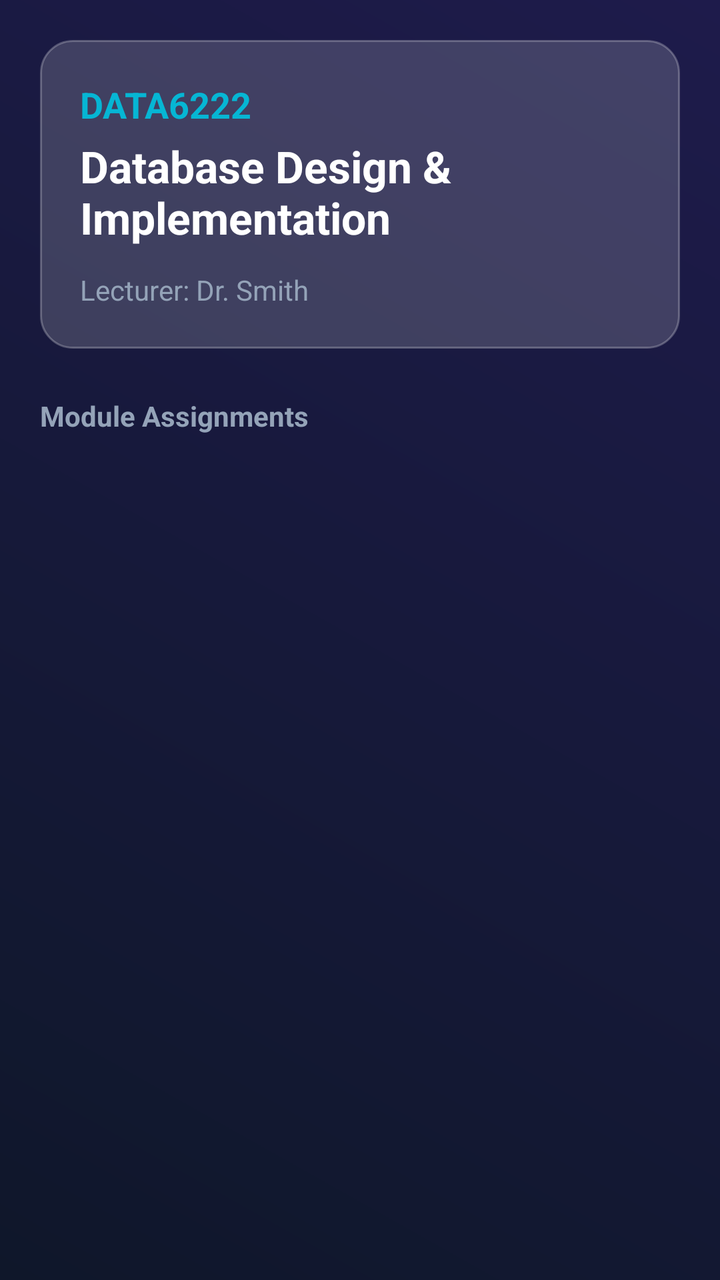
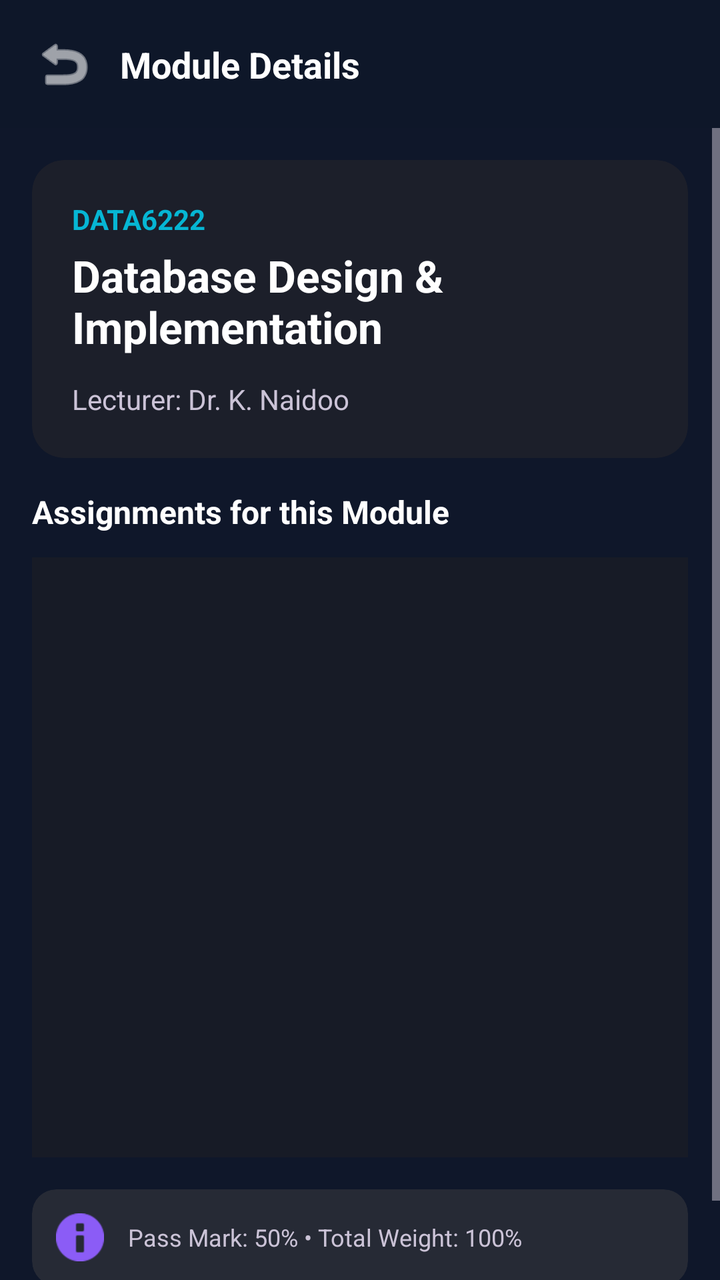

An Android layout rendered at two revisions. The XML below is the earlier revision; the diff shows what the commit changed to produce the second picture.
<!-- AndroidManifest.xml: application theme Theme.AssignmentPlanner -->
<!-- res/layout/activity_module_details.xml -->
<?xml version="1.0" encoding="utf-8"?>
<androidx.constraintlayout.widget.ConstraintLayout xmlns:android="http://schemas.android.com/apk/res/android"
    xmlns:app="http://schemas.android.com/apk/res-auto"
    android:layout_width="match_parent"
    android:layout_height="match_parent"
    android:background="@drawable/gradient_background"
    android:padding="20dp">

    <androidx.constraintlayout.widget.ConstraintLayout
        android:id="@+id/cl_module_header"
        android:layout_width="match_parent"
        android:layout_height="wrap_content"
        android:background="@drawable/glass_card_background"
        android:padding="20dp"
        app:layout_constraintTop_toTopOf="parent">

        <TextView
            android:id="@+id/tv_module_code_header"
            android:layout_width="wrap_content"
            android:layout_height="wrap_content"
            android:text="DATA6222"
            android:textColor="@color/accent_cyan"
            android:textSize="18sp"
            android:textStyle="bold"
            app:layout_constraintStart_toStartOf="parent"
            app:layout_constraintTop_toTopOf="parent" />

        <TextView
            android:id="@+id/tv_module_name_header"
            android:layout_width="match_parent"
            android:layout_height="wrap_content"
            android:layout_marginTop="4dp"
            android:text="Database Design &amp; Implementation"
            android:textColor="@color/text_primary"
            android:textSize="22sp"
            android:textStyle="bold"
            app:layout_constraintTop_toBottomOf="@id/tv_module_code_header" />

        <TextView
            android:id="@+id/tv_lecturer"
            android:layout_width="wrap_content"
            android:layout_height="wrap_content"
            android:layout_marginTop="12dp"
            android:text="Lecturer: Dr. Smith"
            android:textColor="@color/text_secondary"
            app:layout_constraintStart_toStartOf="parent"
            app:layout_constraintTop_toBottomOf="@id/tv_module_name_header" />

    </androidx.constraintlayout.widget.ConstraintLayout>

    <TextView
        android:id="@+id/tv_module_assignments_label"
        android:layout_width="wrap_content"
        android:layout_height="wrap_content"
        android:layout_marginTop="24dp"
        android:text="Module Assignments"
        android:textColor="@color/text_secondary"
        android:textStyle="bold"
        app:layout_constraintStart_toStartOf="parent"
        app:layout_constraintTop_toBottomOf="@id/cl_module_header" />

    <androidx.recyclerview.widget.RecyclerView
        android:id="@+id/rv_module_assignments"
        android:layout_width="match_parent"
        android:layout_height="0dp"
        android:layout_marginTop="8dp"
        app:layout_constraintBottom_toBottomOf="parent"
        app:layout_constraintTop_toBottomOf="@id/tv_module_assignments_label" />

</androidx.constraintlayout.widget.ConstraintLayout>
<!-- resources referenced by this layout -->
<resources>
  <color name="accent_cyan">#06B6D4</color>
  <color name="text_primary">#FFFFFF</color>
  <color name="text_secondary">#94A3B8</color>
  <!-- drawable glass_card_background (drawable) -->
  <?xml version="1.0" encoding="utf-8"?>
  <shape xmlns:android="http://schemas.android.com/apk/res/android"
      android:shape="rectangle">
      <solid android:color="@color/glass_bg_light" />
      <stroke
          android:width="1dp"
          android:color="@color/glass_border" />
      <corners android:radius="16dp" />
  </shape>
  <!-- drawable gradient_background (drawable) -->
  <?xml version="1.0" encoding="utf-8"?>
  <shape xmlns:android="http://schemas.android.com/apk/res/android"
      android:shape="rectangle">
      <gradient
          android:angle="45"
          android:endColor="@color/bg_gradient_end"
          android:startColor="@color/bg_gradient_start"
          android:type="linear" />
  </shape>
  <style name="Theme.AssignmentPlanner" parent="Base.Theme.AssignmentPlanner" />
  <color name="glass_bg_light">#2AFFFFFF</color>
  <color name="glass_border">#40FFFFFF</color>
  <color name="bg_gradient_end">#1E1B4B</color>
  <color name="bg_gradient_start">#0F172A</color>
  <style name="Base.Theme.AssignmentPlanner" parent="Theme.Material3.DayNight.NoActionBar">
          
          
      </style>
</resources>

<!-- the commit's change to res/layout/activity_module_details.xml (unified diff, before → after) -->
@@ -1,70 +1,163 @@
 <?xml version="1.0" encoding="utf-8"?>
 <androidx.constraintlayout.widget.ConstraintLayout xmlns:android="http://schemas.android.com/apk/res/android"
     xmlns:app="http://schemas.android.com/apk/res-auto"
+    xmlns:tools="http://schemas.android.com/tools"
+    android:id="@+id/main"
     android:layout_width="match_parent"
     android:layout_height="match_parent"
-    android:background="@drawable/gradient_background"
-    android:padding="20dp">
+    android:background="@color/bg_gradient_start">
 
+    
     <androidx.constraintlayout.widget.ConstraintLayout
-        android:id="@+id/cl_module_header"
+        android:id="@+id/cl_module_details_header"
         android:layout_width="match_parent"
-        android:layout_height="wrap_content"
-        android:background="@drawable/glass_card_background"
-        android:padding="20dp"
+        android:layout_height="64dp"
+        android:background="#1A0F131D"
+        android:paddingHorizontal="16dp"
         app:layout_constraintTop_toTopOf="parent">
 
+        <ImageView
+            android:id="@+id/btn_back"
+            android:layout_width="32dp"
+            android:layout_height="32dp"
+            android:src="@android:drawable/ic_menu_revert"
+            app:layout_constraintBottom_toBottomOf="parent"
+            app:layout_constraintStart_toStartOf="parent"
+            app:layout_constraintTop_toTopOf="parent"
+            app:tint="@color/text_primary" />
+
         <TextView
-            android:id="@+id/tv_module_code_header"
+            android:id="@+id/tv_header_title"
             android:layout_width="wrap_content"
             android:layout_height="wrap_content"
-            android:text="DATA6222"
-            android:textColor="@color/accent_cyan"
+            android:layout_marginStart="12dp"
+            android:text="Module Details"
+            android:textColor="@color/text_primary"
             android:textSize="18sp"
             android:textStyle="bold"
-            app:layout_constraintStart_toStartOf="parent"
+            app:layout_constraintBottom_toBottomOf="parent"
+            app:layout_constraintStart_toEndOf="@id/btn_back"
             app:layout_constraintTop_toTopOf="parent" />
 
-        <TextView
-            android:id="@+id/tv_module_name_header"
+        <ImageView
+            android:id="@+id/iv_profile_icon"
+            android:layout_width="32dp"
+            android:layout_height="32dp"
+            android:src="@android:drawable/sym_def_app_icon"
+            app:layout_constraintBottom_toBottomOf="parent"
+            app:layout_constraintEnd_toEndOf="parent"
+            app:layout_constraintTop_toTopOf="parent"
+            app:tint="@color/text_on_surface_variant" />
+    </androidx.constraintlayout.widget.ConstraintLayout>
+
+    <ScrollView
+        android:layout_width="match_parent"
+        android:layout_height="0dp"
+        android:fillViewport="true"
+        app:layout_constraintBottom_toBottomOf="parent"
+        app:layout_constraintTop_toBottomOf="@id/cl_module_details_header">
+
+        <LinearLayout
             android:layout_width="match_parent"
             android:layout_height="wrap_content"
-            android:layout_marginTop="4dp"
-            android:text="Database Design &amp; Implementation"
-            android:textColor="@color/text_primary"
-            android:textSize="22sp"
-            android:textStyle="bold"
-            app:layout_constraintTop_toBottomOf="@id/tv_module_code_header" />
+            android:orientation="vertical"
+            android:padding="16dp">
 
-        <TextView
-            android:id="@+id/tv_lecturer"
-            android:layout_width="wrap_content"
-            android:layout_height="wrap_content"
-            android:layout_marginTop="12dp"
-            android:text="Lecturer: Dr. Smith"
-            android:textColor="@color/text_secondary"
-            app:layout_constraintStart_toStartOf="parent"
-            app:layout_constraintTop_toBottomOf="@id/tv_module_name_header" />
+            
+            <com.google.android.material.card.MaterialCardView
+                android:layout_width="match_parent"
+                android:layout_height="wrap_content"
+                android:layout_marginBottom="16dp"
+                app:cardBackgroundColor="@color/surface_container"
+                app:cardCornerRadius="16dp"
+                app:strokeWidth="0dp">
 
-    </androidx.constraintlayout.widget.ConstraintLayout>
+                <LinearLayout
+                    android:layout_width="match_parent"
+                    android:layout_height="wrap_content"
+                    android:orientation="vertical"
+                    android:padding="20dp">
 
-    <TextView
-        android:id="@+id/tv_module_assignments_label"
-        android:layout_width="wrap_content"
-        android:layout_height="wrap_content"
-        android:layout_marginTop="24dp"
-        android:text="Module Assignments"
-        android:textColor="@color/text_secondary"
-        android:textStyle="bold"
-        app:layout_constraintStart_toStartOf="parent"
-        app:layout_constraintTop_toBottomOf="@id/cl_module_header" />
+                    <TextView
+                        android:id="@+id/tv_module_code"
+                        android:layout_width="wrap_content"
+                        android:layout_height="wrap_content"
+                        android:text="DATA6222"
+                        android:textColor="@color/accent_cyan"
+                        android:textSize="14sp"
+                        android:textStyle="bold" />
 
-    <androidx.recyclerview.widget.RecyclerView
-        android:id="@+id/rv_module_assignments"
-        android:layout_width="match_parent"
-        android:layout_height="0dp"
-        android:layout_marginTop="8dp"
-        app:layout_constraintBottom_toBottomOf="parent"
-        app:layout_constraintTop_toBottomOf="@id/tv_module_assignments_label" />
+                    <TextView
+                        android:id="@+id/tv_module_name"
+                        android:layout_width="match_parent"
+                        android:layout_height="wrap_content"
+                        android:layout_marginTop="4dp"
+                        android:text="Database Design &amp; Implementation"
+                        android:textColor="@color/text_primary"
+                        android:textSize="22sp"
+                        android:textStyle="bold" />
+
+                    <TextView
+                        android:id="@+id/tv_lecturer"
+                        android:layout_width="wrap_content"
+                        android:layout_height="wrap_content"
+                        android:layout_marginTop="12dp"
+                        android:text="Lecturer: Dr. K. Naidoo"
+                        android:textColor="@color/text_on_surface_variant"
+                        android:textSize="14sp" />
+                </LinearLayout>
+            </com.google.android.material.card.MaterialCardView>
+
+            
+            <TextView
+                android:layout_width="wrap_content"
+                android:layout_height="wrap_content"
+                android:layout_marginBottom="12dp"
+                android:text="Assignments for this Module"
+                android:textColor="@color/text_primary"
+                android:textSize="16sp"
+                android:textStyle="bold" />
+
+            <androidx.recyclerview.widget.RecyclerView
+                android:id="@+id/rv_module_assignments"
+                android:layout_width="match_parent"
+                android:layout_height="300dp"
+                android:layout_marginBottom="16dp"
+                android:background="@color/surface_container_low" />
+
+            
+            <com.google.android.material.card.MaterialCardView
+                android:layout_width="match_parent"
+                android:layout_height="wrap_content"
+                android:layout_marginBottom="24dp"
+                app:cardBackgroundColor="@color/surface_container_high"
+                app:cardCornerRadius="12dp"
+                app:strokeWidth="0dp">
+
+                <LinearLayout
+                    android:layout_width="match_parent"
+                    android:layout_height="wrap_content"
+                    android:gravity="center_vertical"
+                    android:orientation="horizontal"
+                    android:padding="12dp">
+
+                    <ImageView
+                        android:layout_width="24dp"
+                        android:layout_height="24dp"
+                        android:src="@android:drawable/ic_dialog_info"
+                        app:tint="@color/accent_violet" />
+
+                    <TextView
+                        android:layout_width="match_parent"
+                        android:layout_height="wrap_content"
+                        android:layout_marginStart="12dp"
+                        android:text="Pass Mark: 50% • Total Weight: 100%"
+                        android:textColor="@color/text_on_surface_variant"
+                        android:textSize="12sp" />
+                </LinearLayout>
+            </com.google.android.material.card.MaterialCardView>
+
+        </LinearLayout>
+    </ScrollView>
 
 </androidx.constraintlayout.widget.ConstraintLayout>
<!-- resource entries referenced after the edit -->
@@ -1,36 +1,23 @@
 <!-- resources referenced by this layout -->
 <resources>
   <color name="accent_cyan">#06B6D4</color>
+  <color name="accent_violet">#8B5CF6</color>
   <color name="text_primary">#FFFFFF</color>
-  <color name="text_secondary">#94A3B8</color>
-  <!-- drawable glass_card_background (drawable) -->
-  <?xml version="1.0" encoding="utf-8"?>
-  <shape xmlns:android="http://schemas.android.com/apk/res/android"
-      android:shape="rectangle">
-      <solid android:color="@color/glass_bg_light" />
-      <stroke
-          android:width="1dp"
-          android:color="@color/glass_border" />
-      <corners android:radius="16dp" />
-  </shape>
-  <!-- drawable gradient_background (drawable) -->
-  <?xml version="1.0" encoding="utf-8"?>
-  <shape xmlns:android="http://schemas.android.com/apk/res/android"
-      android:shape="rectangle">
-      <gradient
-          android:angle="45"
-          android:endColor="@color/bg_gradient_end"
-          android:startColor="@color/bg_gradient_start"
-          android:type="linear" />
-  </shape>
   <style name="Theme.AssignmentPlanner" parent="Base.Theme.AssignmentPlanner" />
-  <color name="glass_bg_light">#2AFFFFFF</color>
-  <color name="glass_border">#40FFFFFF</color>
-  <color name="bg_gradient_end">#1E1B4B</color>
   <color name="bg_gradient_start">#0F172A</color>
-  <style name="Base.Theme.AssignmentPlanner" parent="Theme.Material3.DayNight.NoActionBar">
-          
-          
+  <color name="surface_container">#1C1F2A</color>
+  <color name="surface_container_high">#262A35</color>
+  <color name="surface_container_low">#171B26</color>
+  <color name="text_on_surface_variant">#CBC3D7</color>
+  <style name="Base.Theme.AssignmentPlanner" parent="Theme.Material3.Dark.NoActionBar">
+          <item name="colorPrimary">@color/accent_violet</item>
+          <item name="colorSecondary">@color/accent_cyan</item>
+          <item name="colorTertiary">@color/tertiary_green</item>
+          <item name="colorError">@color/destructive_red</item>
+          <item name="android:textColorHint">@color/outline</item>
       </style>
+  <color name="tertiary_green">#4EDEA3</color>
+  <color name="destructive_red">#EF4444</color>
+  <color name="outline">#958EA0</color>
 </resources>
 
